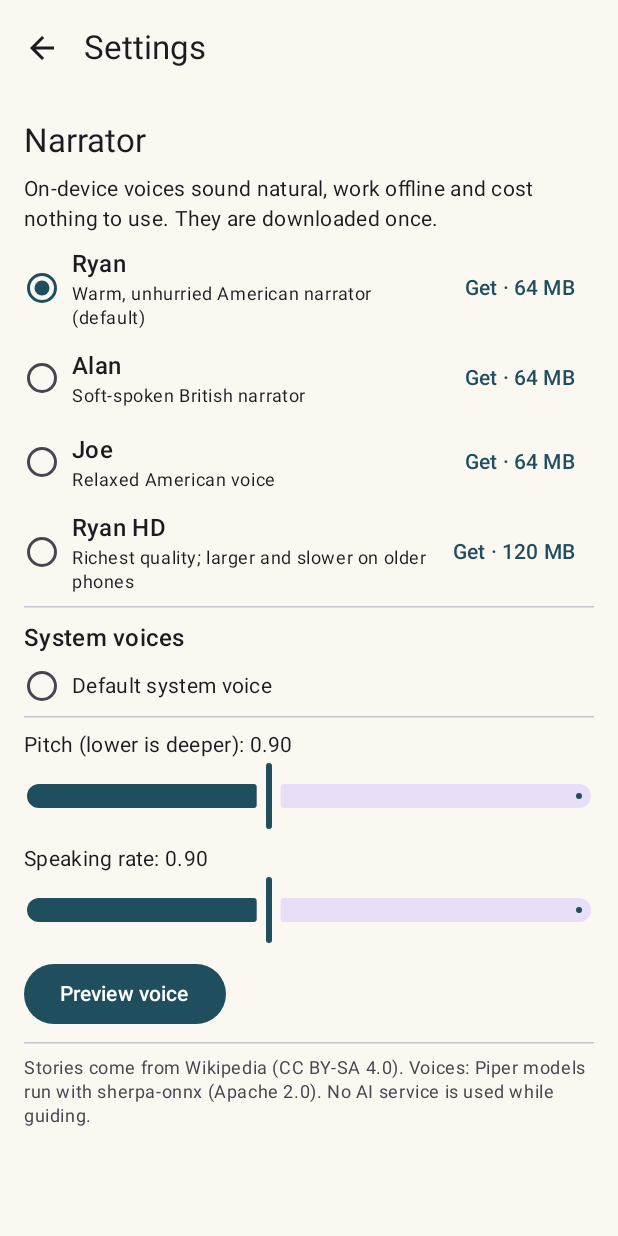
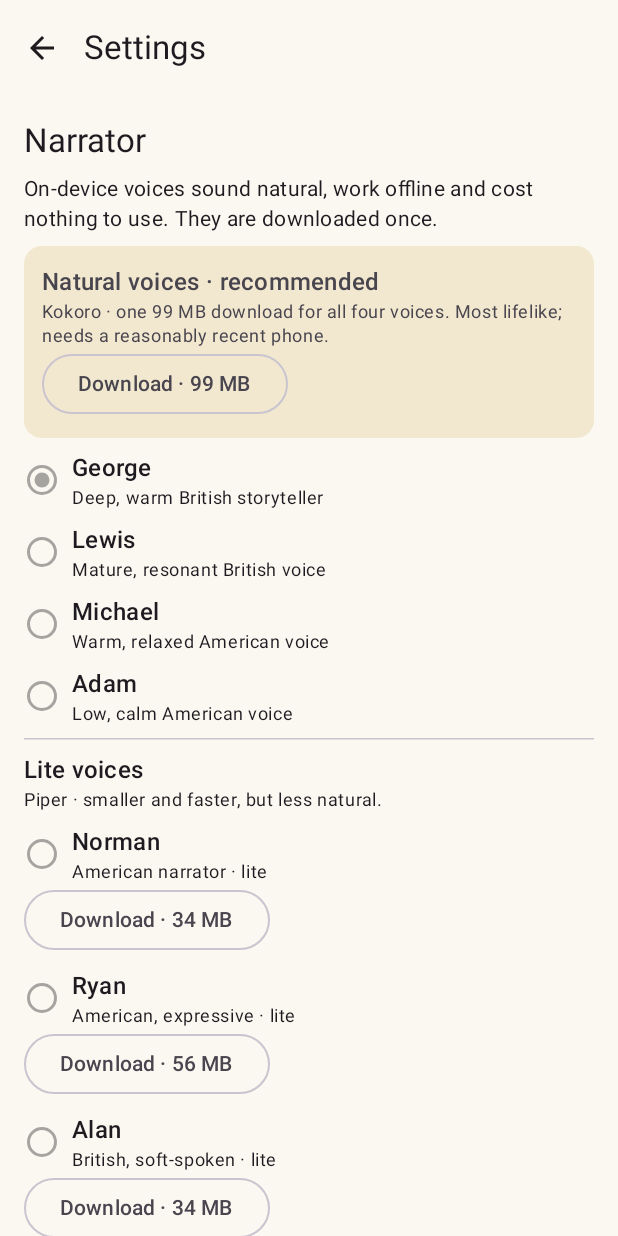
Before and after one commit to Atrejoe/TravelGuide, an Android app built with Jetpack Compose: the screen it shows after launch (MainActivity), after a tap on "Choose & download voice", on a phone screen of 412 x 824 dp. Run offline under Robolectric (Android 15) with nearby library versions, the phone set to English and light mode, and no system bars; pictures from the network do not load.

Commit message:
feat(app): natural Kokoro voices and a visible, honest voice fallback
- Kokoro voices George, Lewis, Michael and Adam (one shared 99 MB
  download) plus lighter Piper voices; packages replace per-voice models
  and unused old models are cleaned up.
- Synthesise on a dedicated thread, prepare the next sentence while the
  current one plays, and pause briefly between sentences.
- Pitch defaults to 1.0 (pitch shifting sounded metallic); stored
  settings are migrated.
- fix: a missing or failing on-device voice silently fell back to the
  system voice (often a robotic female voice). The fallback is now
  reported in the app and the preview, model loading errors (including
  native ones) are caught, and system voices that are not installed are
  no longer offered.

Co-Authored-By: Claude Opus 5.5 <noreply@anthropic.com>
Claude-Session: https://claude.ai/code/session_011SzraYk99RwgDQfDCkd4DH

```diff
--- a/app/src/main/kotlin/io/github/atrejoe/travelguide/GuideStatus.kt
+++ b/app/src/main/kotlin/io/github/atrejoe/travelguide/GuideStatus.kt
@@ -25,6 +25,9 @@ data class GuideUiState(
     val current: StoryItem? = null,
     val history: List<StoryItem> = emptyList(),
     val message: String? = null,
+    /** The voice actually speaking, and why it differs from the chosen one, if it does. */
+    val voiceLabel: String? = null,
+    val voiceWarning: String? = null,
 )
 
 /** Process-wide guide state, written by [service.GuideService] and observed by UI and tile. */
--- a/app/src/main/kotlin/io/github/atrejoe/travelguide/TravelGuideApp.kt
+++ b/app/src/main/kotlin/io/github/atrejoe/travelguide/TravelGuideApp.kt
@@ -3,6 +3,9 @@ package io.github.atrejoe.travelguide
 import android.app.Application
 import io.github.atrejoe.travelguide.settings.SettingsRepository
 import io.github.atrejoe.travelguide.voice.VoiceModelManager
+import kotlinx.coroutines.DelicateCoroutinesApi
+import kotlinx.coroutines.GlobalScope
+import kotlinx.coroutines.launch
 
 class TravelGuideApp : Application() {
     lateinit var settings: SettingsRepository
@@ -10,10 +13,12 @@ class TravelGuideApp : Application() {
     lateinit var voiceModels: VoiceModelManager
         private set
 
+    @OptIn(DelicateCoroutinesApi::class) // App-lifetime, one-off settings upgrade.
     override fun onCreate() {
         super.onCreate()
         settings = SettingsRepository(this)
         voiceModels = VoiceModelManager(this)
+        GlobalScope.launch { settings.migrate() }
     }
 }
 
--- a/app/src/main/kotlin/io/github/atrejoe/travelguide/settings/SettingsRepository.kt
+++ b/app/src/main/kotlin/io/github/atrejoe/travelguide/settings/SettingsRepository.kt
@@ -4,6 +4,7 @@ import android.content.Context
 import androidx.datastore.preferences.core.Preferences
 import androidx.datastore.preferences.core.edit
 import androidx.datastore.preferences.core.floatPreferencesKey
+import androidx.datastore.preferences.core.intPreferencesKey
 import androidx.datastore.preferences.core.stringPreferencesKey
 import androidx.datastore.preferences.preferencesDataStore
 import io.github.atrejoe.travelguide.core.motion.TravelMode
@@ -15,10 +16,10 @@ import kotlinx.coroutines.flow.map
 data class AppSettings(
     /** `neural:<id>` for an on-device Piper voice, `system:<name>` for an Android TTS voice. */
     val voiceId: String = VoiceCatalog.DEFAULT_VOICE_ID,
-    /** Below 1 gives a deeper voice. */
-    val pitch: Float = 0.9f,
+    /** Below 1 gives a deeper voice; 1 avoids the artefacts of pitch shifting. */
+    val pitch: Float = 1.0f,
     /** Below 1 is slower, calmer narration. */
-    val rate: Float = 0.9f,
+    val rate: Float = 0.95f,
     /** Null means detect the travel mode from speed. */
     val modeOverride: TravelMode? = null,
 )
@@ -31,6 +32,25 @@ class SettingsRepository(private val context: Context) {
         val pitch = floatPreferencesKey("pitch")
         val rate = floatPreferencesKey("rate")
         val mode = stringPreferencesKey("mode_override")
+        val version = intPreferencesKey("version")
+    }
+
+    /**
+     * Upgrades settings stored by older versions: version 1 lowered the pitch by default (which
+     * made voices sound metallic) and used voice ids that no longer exist.
+     */
+    suspend fun migrate() {
+        context.dataStore.edit { p ->
+            if ((p[Keys.version] ?: 1) < CURRENT_VERSION) {
+                p[Keys.pitch] = AppSettings().pitch
+                p[Keys.rate] = AppSettings().rate
+                val voice = p[Keys.voice]
+                if (voice != null && voice.startsWith(VoiceCatalog.NEURAL_PREFIX) && VoiceCatalog.neural(voice) == null) {
+                    p.remove(Keys.voice)
+                }
+                p[Keys.version] = CURRENT_VERSION
+            }
+        }
     }
 
     val settings: Flow<AppSettings> = context.dataStore.data.map(::fromPrefs)
@@ -47,6 +67,10 @@ class SettingsRepository(private val context: Context) {
         }
     }
 
+    private companion object {
+        const val CURRENT_VERSION = 2
+    }
+
     private fun fromPrefs(p: Preferences): AppSettings {
         val defaults = AppSettings()
         return AppSettings(
--- a/app/src/main/kotlin/io/github/atrejoe/travelguide/ui/GuideScreen.kt
+++ b/app/src/main/kotlin/io/github/atrejoe/travelguide/ui/GuideScreen.kt
@@ -99,13 +99,13 @@ fun GuideScreen(onOpenSettings: () -> Unit) {
             verticalArrangement = Arrangement.spacedBy(12.dp),
         ) {
             val neural = VoiceCatalog.neural(settings.voiceId)
-            if (neural != null && neural.id !in installed) {
+            if (neural != null && neural.pkg.id !in installed) {
                 item {
                     Card(colors = CardDefaults.cardColors(containerColor = MaterialTheme.colorScheme.surfaceVariant)) {
                         Column(Modifier.padding(16.dp)) {
                             Text("Narrator voice not downloaded", style = MaterialTheme.typography.titleMedium)
                             Text(
-                                "${neural.name} (${neural.approxSizeMb} MB) runs fully on your phone. " +
+                                "${neural.name} (${neural.pkg.approxSizeMb} MB) runs fully on your phone. " +
                                     "Until it is downloaded the guide uses the system voice.",
                                 style = MaterialTheme.typography.bodyMedium,
                             )
@@ -182,6 +182,10 @@ private fun StatusCard(state: GuideUiState) {
                 Text("$mode · $speed · ${state.knownPlaces} places nearby", style = MaterialTheme.typography.bodyMedium)
             }
             state.message?.let { Text(it, style = MaterialTheme.typography.bodySmall, color = MaterialTheme.colorScheme.secondary) }
+            if (state.running) {
+                state.voiceLabel?.let { Text("Voice: $it", style = MaterialTheme.typography.bodySmall) }
+                state.voiceWarning?.let { Text(it, style = MaterialTheme.typography.bodySmall, color = MaterialTheme.colorScheme.error) }
+            }
         }
     }
 }
--- a/app/src/main/kotlin/io/github/atrejoe/travelguide/ui/SettingsScreen.kt
+++ b/app/src/main/kotlin/io/github/atrejoe/travelguide/ui/SettingsScreen.kt
@@ -9,17 +9,21 @@ import androidx.compose.foundation.layout.fillMaxSize
 import androidx.compose.foundation.layout.fillMaxWidth
 import androidx.compose.foundation.layout.padding
 import androidx.compose.foundation.lazy.LazyColumn
+import androidx.compose.foundation.lazy.LazyListScope
 import androidx.compose.foundation.lazy.items
 import androidx.compose.foundation.selection.selectable
 import androidx.compose.material.icons.Icons
 import androidx.compose.material.icons.automirrored.filled.ArrowBack
 import androidx.compose.material3.Button
+import androidx.compose.material3.Card
+import androidx.compose.material3.CardDefaults
 import androidx.compose.material3.ExperimentalMaterial3Api
 import androidx.compose.material3.HorizontalDivider
 import androidx.compose.material3.Icon
 import androidx.compose.material3.IconButton
 import androidx.compose.material3.LinearProgressIndicator
 import androidx.compose.material3.MaterialTheme
+import androidx.compose.material3.OutlinedButton
 import androidx.compose.material3.RadioButton
 import androidx.compose.material3.Scaffold
 import androidx.compose.material3.Slider
@@ -43,16 +47,21 @@ import androidx.compose.ui.unit.dp
 import androidx.lifecycle.compose.collectAsStateWithLifecycle
 import io.github.atrejoe.travelguide.app
 import io.github.atrejoe.travelguide.settings.AppSettings
+import io.github.atrejoe.travelguide.voice.NeuralVoice
 import io.github.atrejoe.travelguide.voice.Narrators
 import io.github.atrejoe.travelguide.voice.SystemVoice
 import io.github.atrejoe.travelguide.voice.SystemVoices
 import io.github.atrejoe.travelguide.voice.VoiceCatalog
+import io.github.atrejoe.travelguide.voice.VoiceEngine
+import io.github.atrejoe.travelguide.voice.VoicePackage
 import kotlinx.coroutines.launch
 import java.util.Locale
 
-private const val SAMPLE =
-    "Welcome aboard. As we travel, I will tell you about the places we pass: their history, " +
-        "their landscape and the people who made them."
+private val SAMPLE = listOf(
+    "Welcome aboard.",
+    "As we travel, I'll tell you about the places we pass: the legends behind their names, " +
+        "the battles they survived, and the people who shaped them.",
+)
 
 @OptIn(ExperimentalMaterial3Api::class)
 @Composable
@@ -66,10 +75,23 @@ fun SettingsScreen(onBack: () -> Unit) {
     val progress by models.progress.collectAsStateWithLifecycle()
     var systemVoices by remember { mutableStateOf<List<SystemVoice>>(emptyList()) }
     var previewing by remember { mutableStateOf(false) }
+    var previewInfo by remember { mutableStateOf<String?>(null) }
 
     LaunchedEffect(Unit) { systemVoices = SystemVoices.load(context) }
 
     fun select(voiceId: String) = scope.launch { repo.update { it.copy(voiceId = voiceId) } }
+
+    fun download(pkg: VoicePackage, then: NeuralVoice) = scope.launch {
+        try {
+            models.download(pkg)
+            select(then.voiceId)
+        } catch (e: Exception) {
+            Toast.makeText(context, "Download failed: ${e.message}", Toast.LENGTH_LONG).show()
+        }
+    }
+
+    val kokoro = VoiceCatalog.neuralVoices.filter { it.pkg.engine == VoiceEngine.KOKORO }
+    val piper = VoiceCatalog.neuralVoices.filter { it.pkg.engine == VoiceEngine.PIPER }
 
     Scaffold(
         topBar = {
@@ -96,45 +118,38 @@ fun SettingsScreen(onBack: () -> Unit) {
                 )
             }
 
-            items(VoiceCatalog.neuralVoices, key = { it.id }) { voice ->
-                val isInstalled = voice.id in installed
-                val downloading = progress[voice.id]
+            item {
+                PackageHeader(
+                    title = "Natural voices",
+                    subtitle = "Kokoro · one ${VoiceCatalog.KOKORO_EN.approxSizeMb} MB download for all four voices. " +
+                        "Most lifelike; needs a reasonably recent phone.",
+                    pkg = VoiceCatalog.KOKORO_EN,
+                    installed = VoiceCatalog.KOKORO_EN.id in installed,
+                    progress = progress[VoiceCatalog.KOKORO_EN.id],
+                    onDownload = { download(VoiceCatalog.KOKORO_EN, kokoro.first()) },
+                    onRemove = { models.delete(VoiceCatalog.KOKORO_EN) },
+                )
+            }
+            voiceRows(kokoro, settings.voiceId, enabled = VoiceCatalog.KOKORO_EN.id in installed) { select(it.voiceId) }
+
+            item { HorizontalDivider() }
+            item {
                 Column {
-                    Row(
-                        Modifier.fillMaxWidth().selectable(
-                            selected = settings.voiceId == voice.voiceId,
-                            onClick = { select(voice.voiceId) },
-                            role = Role.RadioButton,
-                        ),
-                        verticalAlignment = Alignment.CenterVertically,
-                    ) {
-                        RadioButton(selected = settings.voiceId == voice.voiceId, onClick = null)
-                        Column(Modifier.weight(1f).padding(start = 8.dp)) {
-                            Text(voice.name, style = MaterialTheme.typography.titleMedium)
-                            Text(voice.description, style = MaterialTheme.typography.bodySmall)
-                        }
-                        when {
-                            downloading != null -> Unit
-                            isInstalled -> TextButton(onClick = { models.delete(voice) }) { Text("Remove") }
-                            else -> TextButton(onClick = {
-                                scope.launch {
-                                    try {
-                                        models.download(voice)
-                                        select(voice.voiceId)
-                                    } catch (e: Exception) {
-                                        Toast.makeText(context, "Download failed: ${e.message}", Toast.LENGTH_LONG).show()
+                    Text("Lite voices", style = MaterialTheme.typography.titleMedium)
+                    Text("Piper · smaller and faster, but less natural.", style = MaterialTheme.typography.bodySmall)
                 }
             }
-                            }) { Text("Get · ${voice.approxSizeMb} MB") }
-                        }
-                    }
-                    if (downloading != null) {
-                        if (downloading < 0f) {
-                            LinearProgressIndicator(Modifier.fillMaxWidth())
-                        } else {
-                            LinearProgressIndicator(progress = { downloading }, modifier = Modifier.fillMaxWidth())
-                        }
-                    }
+            items(piper, key = { it.id }) { voice ->
+                val pkgInstalled = voice.pkg.id in installed
+                Column {
+                    VoiceRow(voice, selected = settings.voiceId == voice.voiceId, enabled = pkgInstalled) { select(voice.voiceId) }
+                    PackageActions(
+                        pkg = voice.pkg,
+                        installed = pkgInstalled,
+                        progress = progress[voice.pkg.id],
+                        onDownload = { download(voice.pkg, voice) },
+                        onRemove = { models.delete(voice.pkg) },
+                    )
                 }
             }
 
@@ -158,38 +173,45 @@ fun SettingsScreen(onBack: () -> Unit) {
 
             item { HorizontalDivider() }
             item {
-                VoiceSlider("Pitch (lower is deeper)", settings.pitch) { value ->
+                VoiceSlider("Speaking rate", settings.rate, 0.7f..1.2f) { value ->
+                    scope.launch { repo.update { it.copy(rate = value) } }
+                }
+            }
+            item {
+                VoiceSlider("Pitch (1.00 sounds most natural)", settings.pitch, 0.8f..1.2f) { value ->
                     scope.launch { repo.update { it.copy(pitch = value) } }
                 }
             }
             item {
-                VoiceSlider("Speaking rate", settings.rate) { value ->
-                    scope.launch { repo.update { it.copy(rate = value) } }
-                }
-            }
-            item {
+                Column(verticalArrangement = Arrangement.spacedBy(4.dp)) {
                     Button(
                         enabled = !previewing,
                         onClick = {
                             previewing = true
+                            previewInfo = "Loading voice…"
                             scope.launch {
-                            val narrator = Narrators.create(context, settings, models)
+                                val choice = Narrators.create(context, settings, models)
+                                previewInfo = choice.warning ?: "Speaking with ${choice.narrator.label}"
                                 try {
-                                narrator.speak(SAMPLE)
+                                    SAMPLE.forEachIndexed { i, sentence ->
+                                        choice.narrator.speak(sentence, upcoming = SAMPLE.getOrNull(i + 1))
+                                    }
                                 } finally {
-                                narrator.release()
+                                    choice.narrator.release()
                                     previewing = false
                                 }
                             }
                         },
                     ) { Text(if (previewing) "Speaking…" else "Preview voice") }
+                    previewInfo?.let { Text(it, style = MaterialTheme.typography.bodySmall, color = MaterialTheme.colorScheme.secondary) }
+                }
             }
 
             item { HorizontalDivider() }
             item {
                 Text(
-                    "Stories come from Wikipedia (CC BY-SA 4.0). Voices: Piper models run with sherpa-onnx " +
-                        "(Apache 2.0). No AI service is used while guiding.",
+                    "Stories come from Wikipedia (CC BY-SA 4.0). Voices: Kokoro (Apache 2.0) and Piper models run " +
+                        "with sherpa-onnx (Apache 2.0). No AI service is used while guiding.",
                     style = MaterialTheme.typography.bodySmall,
                     color = MaterialTheme.colorScheme.onSurfaceVariant,
                 )
@@ -198,8 +220,69 @@ fun SettingsScreen(onBack: () -> Unit) {
     }
 }
 
+private fun LazyListScope.voiceRows(voices: List<NeuralVoice>, selectedId: String, enabled: Boolean, onSelect: (NeuralVoice) -> Unit) {
+    items(voices, key = { it.id }) { voice ->
+        VoiceRow(voice, selected = selectedId == voice.voiceId, enabled = enabled) { onSelect(voice) }
+    }
+}
+
 @Composable
-private fun VoiceSlider(label: String, value: Float, onChange: (Float) -> Unit) {
+private fun VoiceRow(voice: NeuralVoice, selected: Boolean, enabled: Boolean, onSelect: () -> Unit) {
+    Row(
+        Modifier.fillMaxWidth().selectable(selected = selected, enabled = enabled, onClick = onSelect, role = Role.RadioButton),
+        verticalAlignment = Alignment.CenterVertically,
+    ) {
+        RadioButton(selected = selected, onClick = null, enabled = enabled)
+        Column(Modifier.weight(1f).padding(start = 8.dp)) {
+            Text(voice.name, style = MaterialTheme.typography.titleMedium)
+            Text(voice.description, style = MaterialTheme.typography.bodySmall)
+        }
+    }
+}
+
+@Composable
+private fun PackageHeader(
+    title: String,
+    subtitle: String,
+    pkg: VoicePackage,
+    installed: Boolean,
+    progress: Float?,
+    onDownload: () -> Unit,
+    onRemove: () -> Unit,
+) {
+    Card(colors = CardDefaults.cardColors(containerColor = MaterialTheme.colorScheme.surfaceVariant)) {
+        Column(Modifier.padding(12.dp)) {
+            Text("$title · recommended", style = MaterialTheme.typography.titleMedium)
+            Text(subtitle, style = MaterialTheme.typography.bodySmall)
+            PackageActions(pkg, installed, progress, onDownload, onRemove)
+        }
+    }
+}
+
+@Composable
+private fun PackageActions(
+    pkg: VoicePackage,
+    installed: Boolean,
+    progress: Float?,
+    onDownload: () -> Unit,
+    onRemove: () -> Unit,
+) {
+    when {
+        progress != null -> {
+            Text(if (progress < 0f) "Unpacking…" else "Downloading… ${(progress * 100).toInt()}%", style = MaterialTheme.typography.bodySmall)
+            if (progress < 0f) {
+                LinearProgressIndicator(Modifier.fillMaxWidth())
+            } else {
+                LinearProgressIndicator(progress = { progress }, modifier = Modifier.fillMaxWidth())
+            }
+        }
+        installed -> TextButton(onClick = onRemove) { Text("Remove download") }
+        else -> OutlinedButton(onClick = onDownload) { Text("Download · ${pkg.approxSizeMb} MB") }
+    }
+}
+
+@Composable
+private fun VoiceSlider(label: String, value: Float, range: ClosedFloatingPointRange<Float>, onChange: (Float) -> Unit) {
     var current by remember(value) { mutableFloatStateOf(value) }
     Column {
         Text("$label: ${String.format(Locale.ROOT, "%.2f", current)}", style = MaterialTheme.typography.bodyMedium)
@@ -207,7 +290,7 @@ private fun VoiceSlider(label: String, value: Float, onChange: (Float) -> Unit)
             value = current,
             onValueChange = { current = it },
             onValueChangeFinished = { onChange(current) },
-            valueRange = 0.6f..1.3f,
+            valueRange = range,
         )
     }
 }
--- a/app/src/main/kotlin/io/github/atrejoe/travelguide/voice/VoiceCatalog.kt
+++ b/app/src/main/kotlin/io/github/atrejoe/travelguide/voice/VoiceCatalog.kt
@@ -1,28 +1,57 @@
 package io.github.atrejoe.travelguide.voice
 
-/** An on-device Piper voice, packaged for sherpa-onnx. */
+enum class VoiceEngine { PIPER, KOKORO }
+
+/** One downloadable sherpa-onnx model archive; a multi-speaker model serves several voices. */
+data class VoicePackage(val id: String, val engine: VoiceEngine, val approxSizeMb: Int) {
+    val archiveUrl: String
+        get() = "https://github.com/k2-fsa/sherpa-onnx/releases/download/tts-models/$id.tar.bz2"
+}
+
+/** An on-device voice: a package plus, for multi-speaker models, which speaker to use. */
 data class NeuralVoice(
     val id: String,
     val name: String,
     val description: String,
-    val approxSizeMb: Int,
+    val pkg: VoicePackage,
+    val speakerId: Int = 0,
 ) {
     val voiceId: String get() = "${VoiceCatalog.NEURAL_PREFIX}$id"
-    val archiveUrl: String
-        get() = "https://github.com/k2-fsa/sherpa-onnx/releases/download/tts-models/vits-piper-$id.tar.bz2"
 }
 
 object VoiceCatalog {
     const val NEURAL_PREFIX = "neural:"
     const val SYSTEM_PREFIX = "system:"
 
-    /** Deep, calm male narrators first: the guide's signature sound. */
+    /**
+     * Kokoro (82M parameters, Apache 2.0): by far the most natural free on-device voices. One
+     * ~99 MB int8 download contains all speakers. Speaker ids follow the model's voices.bin:
+     * 0 af, 1 af_bella, 2 af_nicole, 3 af_sarah, 4 af_sky, 5 am_adam, 6 am_michael, 7 bf_emma,
+     * 8 bf_isabella, 9 bm_george, 10 bm_lewis.
+     */
+    val KOKORO_EN = VoicePackage("kokoro-int8-en-v0_19", VoiceEngine.KOKORO, 99)
+
     val neuralVoices = listOf(
-        NeuralVoice("en_US-ryan-medium", "Ryan", "Warm, unhurried American narrator (default)", 64),
-        NeuralVoice("en_GB-alan-medium", "Alan", "Soft-spoken British narrator", 64),
-        NeuralVoice("en_US-joe-medium", "Joe", "Relaxed American voice", 64),
-        NeuralVoice("en_US-ryan-high", "Ryan HD", "Richest quality; larger and slower on older phones", 120),
+        NeuralVoice("kokoro-bm_george", "George", "Deep, warm British storyteller", KOKORO_EN, speakerId = 9),
+        NeuralVoice("kokoro-bm_lewis", "Lewis", "Mature, resonant British voice", KOKORO_EN, speakerId = 10),
+        NeuralVoice("kokoro-am_michael", "Michael", "Warm, relaxed American voice", KOKORO_EN, speakerId = 6),
+        NeuralVoice("kokoro-am_adam", "Adam", "Low, calm American voice", KOKORO_EN, speakerId = 5),
+        // Piper: less natural, but small and fast on older phones.
+        NeuralVoice(
+            "piper-norman", "Norman", "American narrator · lite",
+            VoicePackage("vits-piper-en_US-norman-medium-fp16", VoiceEngine.PIPER, 34),
+        ),
+        NeuralVoice(
+            "piper-ryan", "Ryan", "American, expressive · lite",
+            VoicePackage("vits-piper-en_US-ryan-high-fp16", VoiceEngine.PIPER, 56),
+        ),
+        NeuralVoice(
+            "piper-alan", "Alan", "British, soft-spoken · lite",
+            VoicePackage("vits-piper-en_GB-alan-medium-fp16", VoiceEngine.PIPER, 34),
+        ),
     )
+
+    val packages: List<VoicePackage> = neuralVoices.map { it.pkg }.distinct()
 
     val DEFAULT_VOICE_ID = neuralVoices.first().voiceId
 
```
Also changed, not shown: app/src/main/kotlin/io/github/atrejoe/travelguide/service/GuideService.kt (+15 -4 lines), app/src/main/kotlin/io/github/atrejoe/travelguide/voice/Narrator.kt (+39 -9 lines), app/src/main/kotlin/io/github/atrejoe/travelguide/voice/NeuralNarrator.kt (+90 -34 lines), app/src/main/kotlin/io/github/atrejoe/travelguide/voice/SystemTtsNarrator.kt (+26 -7 lines), app/src/main/kotlin/io/github/atrejoe/travelguide/voice/VoiceModelManager.kt (+42 -54 lines). Lines whose indentation alone changed are shown as unchanged.
